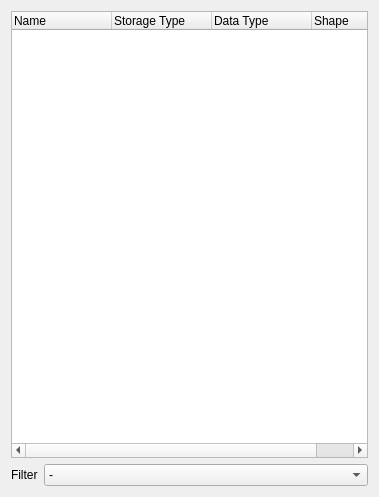
Above: RawTreeView.ui from bendalab/NixView before the change. Below: the same form after it.
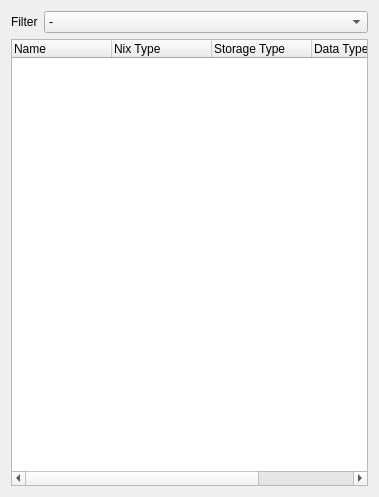
That is the form after the change.

Commit message: added nix type to trees

Patch:
```diff
--- a/RawTreeView.ui
+++ b/RawTreeView.ui
@@ -14,7 +14,7 @@
    <string>Form</string>
   </property>
   <layout class="QGridLayout" name="gridLayout">
-   <item row="0" column="0">
+   <item row="1" column="0">
     <widget class="QTreeWidget" name="treeWidget">
      <property name="autoExpandDelay">
       <number>1</number>
@@ -33,6 +33,11 @@
        <string>Name</string>
       </property>
      </column>
+     <column>
+      <property name="text">
+       <string>Nix Type</string>
+      </property>
+     </column>
      <column>
       <property name="text">
        <string>Storage Type</string>
@@ -50,7 +55,7 @@
      </column>
     </widget>
    </item>
-   <item row="1" column="0">
+   <item row="0" column="0">
     <layout class="QHBoxLayout" name="horizontalLayout">
      <item>
       <widget class="QLabel" name="label">
```
The commit also changes 5 other files.
